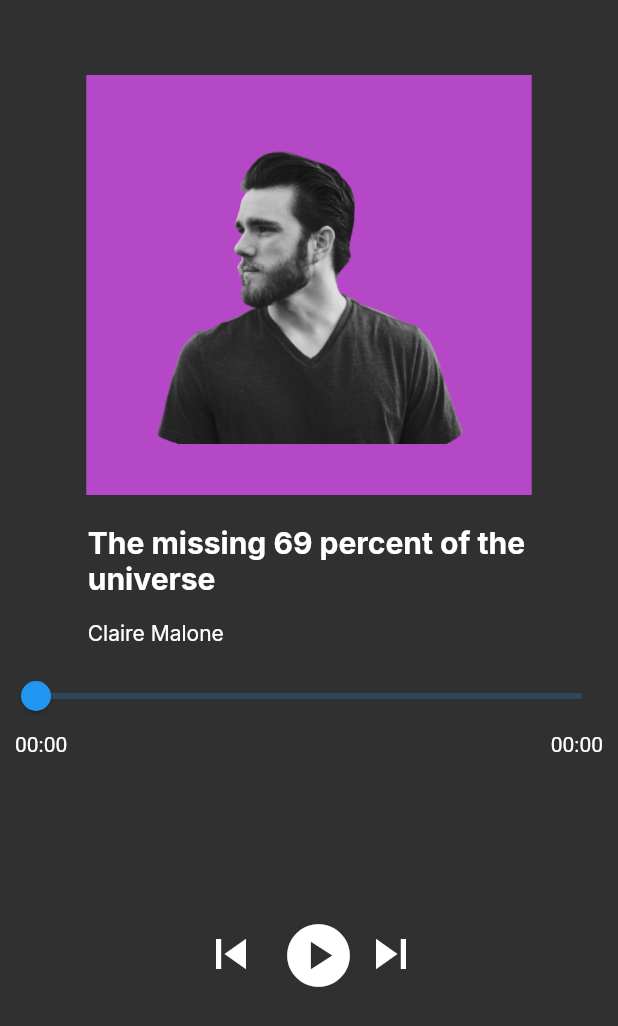
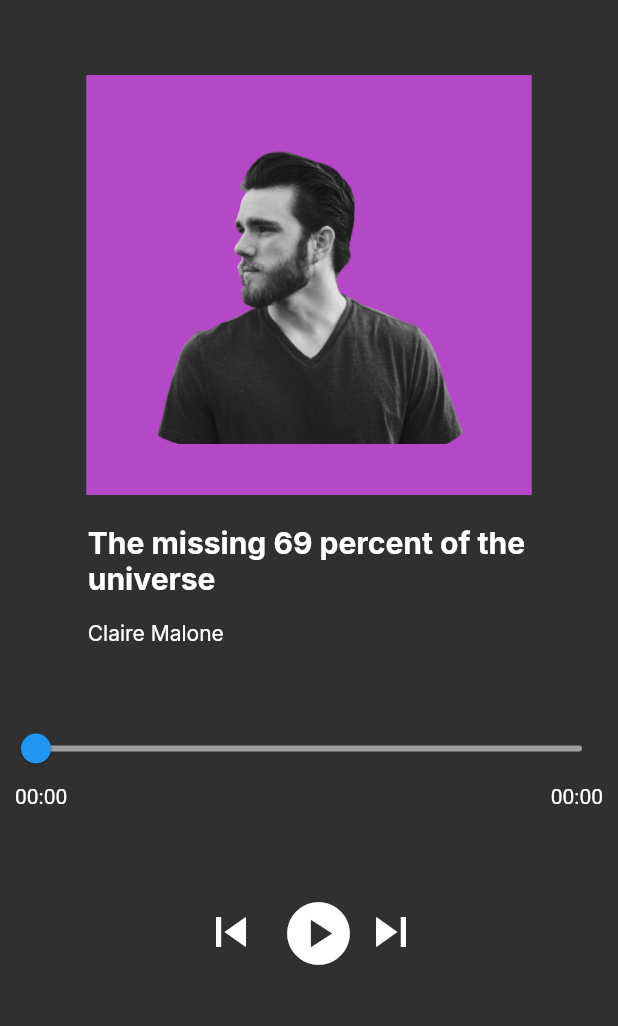
Before and after one commit to Yusuf-Solmaz/MusicPlayer, a Flutter app: the MusicPlayerBody widget shown alone on an empty page, opened directly, on a phone screen of 412 x 824 dp. Shown: the top 1026 px of the screen. Run offline on Flutter 3.47's test engine with Material 2 defaults, Android fonts, the phone set to English and light mode, and no system bars; our stand-ins replace audioplayers, google_fonts.

Commit message:
Playing Song Methods (Update)

```diff
--- a/lib/musicPlayer.dart
+++ b/lib/musicPlayer.dart
@@ -121,11 +121,20 @@ class _MusicPlayerBodyState extends State<MusicPlayerBody> {
             ],
           ),
         ),
-        Slider(
-            min: 0,
-            max: duration.inSeconds.toDouble(),
-            value: position.inSeconds.toDouble(),
-            onChanged: (value) async {}),
+        Container(
+          margin: EdgeInsets.only(top:35),
+          child: Slider(
+
+              min: 0,
+              max: duration.inSeconds.toDouble(),
+              value: position.inSeconds.toDouble(),
+              activeColor: Colors.blue, // Aktif durumdaki slider rengi
+              inactiveColor: Colors.grey, // Pasif durumdaki slider rengi
+              thumbColor: Colors.blue, // Sliderın üzerindeki başlık rengi
+
+
+              onChanged: (value) async {}),
+        ),
         Padding(
           padding: const EdgeInsets.symmetric(horizontal: 10.0),
           child: Row(
@@ -137,7 +146,7 @@ class _MusicPlayerBodyState extends State<MusicPlayerBody> {
           ),
         ),
         Container(
-          margin: EdgeInsets.only(top: 100),
+          margin: EdgeInsets.only(top: 50),
           width: 160,
           height: 56,
           child: Row(
```
